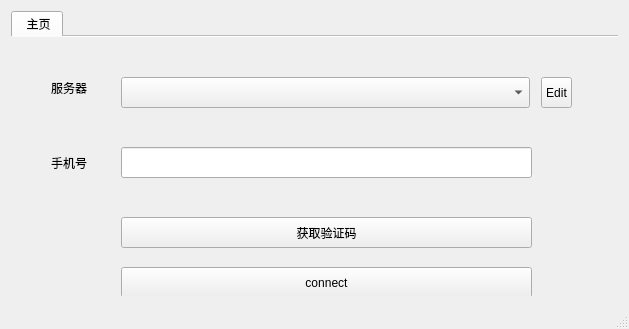
13418485892/openconnect-gui, file src/dialog/mainwindow.ui: the form before one commit.
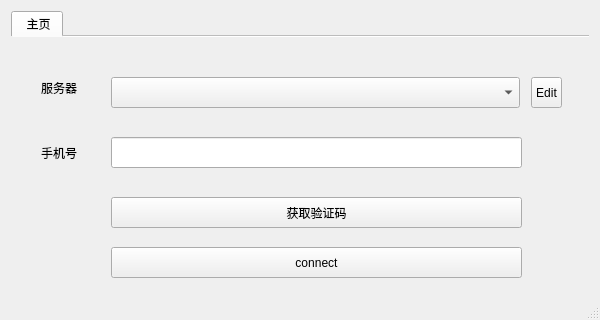
The form after the commit. Icons and pictures are not drawn.

Diff of the .ui file:
```diff
--- a/src/dialog/mainwindow.ui
+++ b/src/dialog/mainwindow.ui
@@ -9,8 +9,8 @@
    <rect>
     <x>0</x>
     <y>0</y>
-    <width>629</width>
-    <height>329</height>
+    <width>600</width>
+    <height>320</height>
    </rect>
   </property>
   <property name="sizePolicy">
@@ -21,14 +21,14 @@
   </property>
   <property name="minimumSize">
    <size>
-    <width>0</width>
-    <height>0</height>
+    <width>600</width>
+    <height>320</height>
    </size>
   </property>
   <property name="maximumSize">
    <size>
-    <width>1920</width>
-    <height>1080</height>
+    <width>600</width>
+    <height>320</height>
    </size>
   </property>
   <property name="windowIcon">
@@ -76,7 +76,7 @@
        <widget class="QLabel" name="label">
         <property name="geometry">
          <rect>
-          <x>40</x>
+          <x>30</x>
           <y>40</y>
           <width>51</width>
           <height>21</height>
@@ -92,8 +92,8 @@
        <widget class="QLabel" name="label_2">
         <property name="geometry">
          <rect>
-          <x>40</x>
-          <y>110</y>
+          <x>30</x>
+          <y>100</y>
           <width>61</width>
           <height>31</height>
          </rect>
@@ -108,7 +108,7 @@
        <widget class="QComboBox" name="serverList">
         <property name="geometry">
          <rect>
-          <x>110</x>
+          <x>100</x>
           <y>40</y>
           <width>409</width>
           <height>31</height>
@@ -118,8 +118,8 @@
        <widget class="QLineEdit" name="editPhoneNum">
         <property name="geometry">
          <rect>
-          <x>110</x>
-          <y>110</y>
+          <x>100</x>
+          <y>100</y>
           <width>411</width>
           <height>31</height>
          </rect>
@@ -128,8 +128,8 @@
        <widget class="QLabel" name="iconLabel">
         <property name="geometry">
          <rect>
-          <x>20</x>
-          <y>180</y>
+          <x>10</x>
+          <y>160</y>
           <width>80</width>
           <height>80</height>
          </rect>
@@ -147,8 +147,8 @@
        <widget class="QPushButton" name="connectionButton">
         <property name="geometry">
          <rect>
-          <x>110</x>
-          <y>230</y>
+          <x>100</x>
+          <y>210</y>
           <width>411</width>
           <height>31</height>
          </rect>
@@ -163,8 +163,8 @@
        <widget class="QPushButton" name="btnGetIdCode">
         <property name="geometry">
          <rect>
-          <x>110</x>
-          <y>180</y>
+          <x>100</x>
+          <y>160</y>
           <width>411</width>
           <height>31</height>
          </rect>
@@ -176,7 +176,7 @@
        <widget class="QToolButton" name="serverListControl">
         <property name="geometry">
          <rect>
-          <x>530</x>
+          <x>520</x>
           <y>40</y>
           <width>31</width>
           <height>31</height>
```
